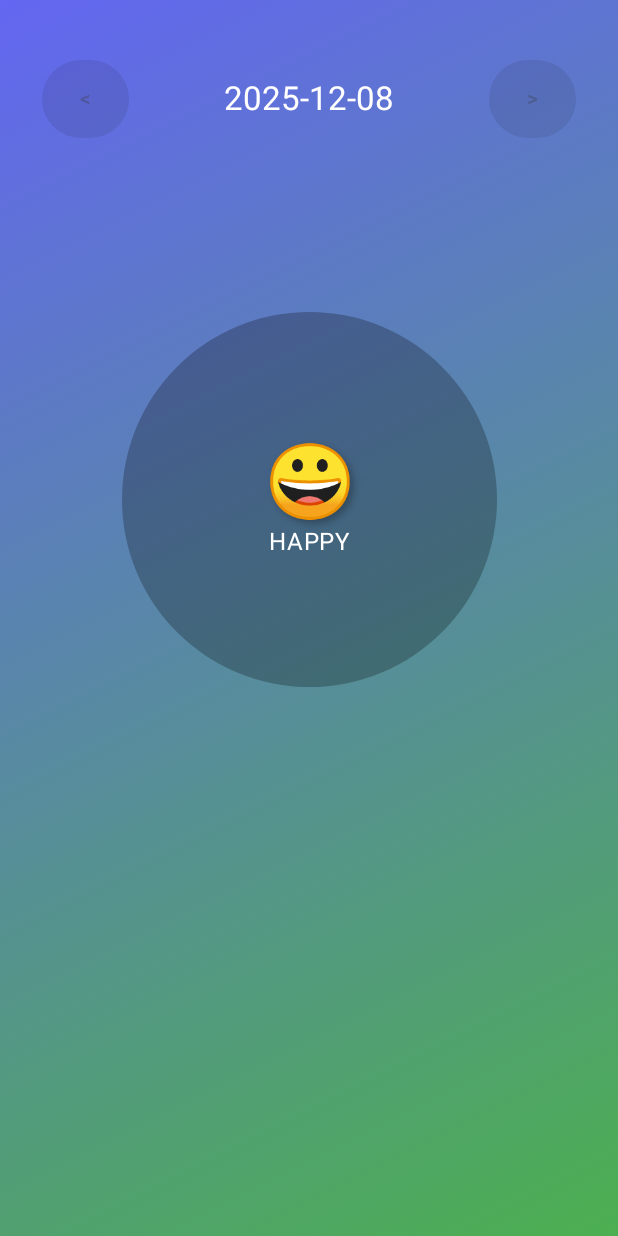
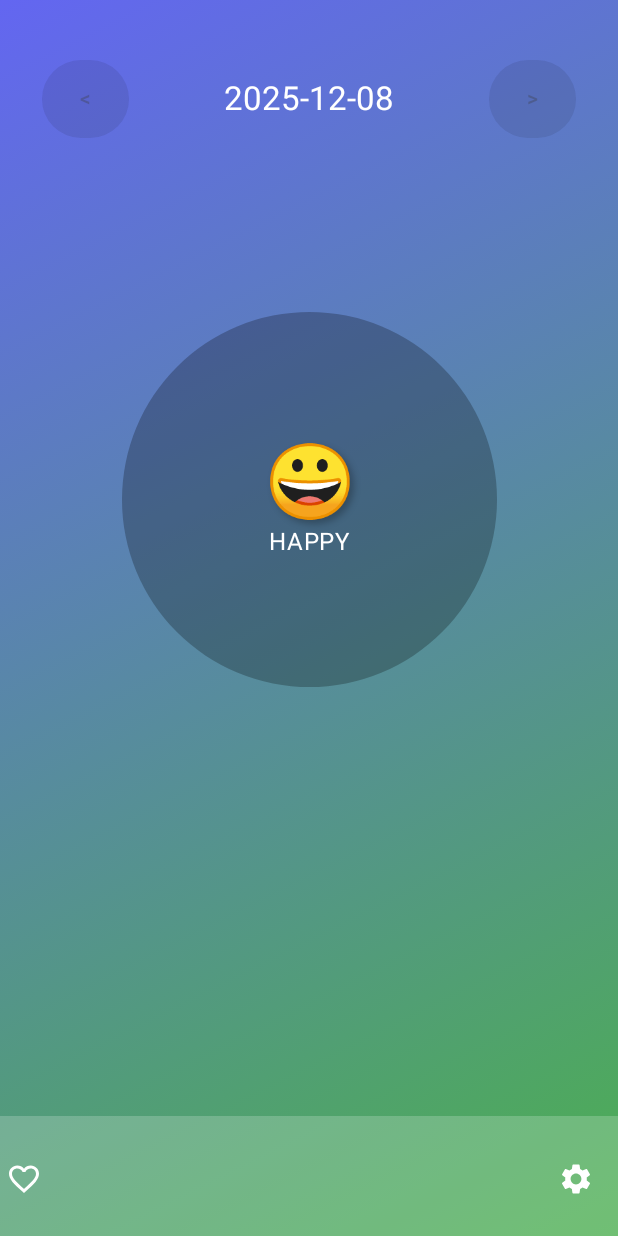
Before and after one commit to Sveticov/MyMoodV3, an Android app built with Jetpack Compose: the screen it shows after launch (MainActivity), after a tap on "Settings", on a phone screen of 412 x 824 dp. Run offline under Robolectric (Android 15) with nearby library versions, the phone set to English and light mode, and no system bars; our stand-ins replace Dagger/Hilt's generated code, Room's generated code; libraries missing offline, so code that uses them is left out: androidx.hilt.lifecycle; 2 statements that could not run were skipped.

```diff
--- a/app/build.gradle.kts
+++ b/app/build.gradle.kts
@@ -62,6 +62,8 @@ dependencies {
     implementation("androidx.work:work-runtime:2.11.0")
     //ViewModel
     implementation("androidx.lifecycle:lifecycle-viewmodel-compose:2.9.4")
+    //data store
+    implementation("androidx.datastore:datastore-preferences:1.2.0")
 
     implementation(libs.androidx.core.ktx)
     implementation(libs.androidx.lifecycle.runtime.ktx)
--- a/app/src/main/java/com/svetikov/mymood/MainActivity.kt
+++ b/app/src/main/java/com/svetikov/mymood/MainActivity.kt
@@ -35,7 +35,6 @@ import java.util.concurrent.TimeUnit
 
 @AndroidEntryPoint
 class MainActivity : ComponentActivity() {
-    private var dialogShow = false
 
 
     override fun onCreate(savedInstanceState: Bundle?) {
--- a/app/src/main/java/com/svetikov/mymood/notification/NotificationActionReceiver.kt
+++ b/app/src/main/java/com/svetikov/mymood/notification/NotificationActionReceiver.kt
@@ -26,9 +26,9 @@ interface ActionDaoEntryPoint {
 }
 
 @SuppressLint("RestrictedApi")
-//@AndroidEntryPoint
+
 class NotificationActionReceiver : BroadcastReceiver() {
-    //@Inject  lateinit var actionDao: ActionDao
+
 
     override fun onReceive(context: Context, intent: Intent?) {
         val action = intent?.action ?: return
--- a/app/src/main/java/com/svetikov/mymood/ui/pages/MoodEmojiScreen.kt
+++ b/app/src/main/java/com/svetikov/mymood/ui/pages/MoodEmojiScreen.kt
@@ -9,16 +9,31 @@ import androidx.compose.foundation.layout.Column
 import androidx.compose.foundation.layout.PaddingValues
 import androidx.compose.foundation.layout.Row
 import androidx.compose.foundation.layout.Spacer
+import androidx.compose.foundation.layout.WindowInsets
+import androidx.compose.foundation.layout.asPaddingValues
 import androidx.compose.foundation.layout.fillMaxSize
 import androidx.compose.foundation.layout.fillMaxWidth
+import androidx.compose.foundation.layout.height
+import androidx.compose.foundation.layout.navigationBars
 import androidx.compose.foundation.layout.padding
 import androidx.compose.foundation.layout.size
 import androidx.compose.foundation.lazy.grid.GridCells
 import androidx.compose.foundation.lazy.grid.LazyVerticalGrid
 import androidx.compose.foundation.lazy.grid.items
+import androidx.compose.material.icons.Icons
+import androidx.compose.material.icons.filled.FavoriteBorder
+import androidx.compose.material.icons.filled.Settings
+import androidx.compose.material3.BottomAppBar
 import androidx.compose.material3.Button
+import androidx.compose.material3.ExperimentalMaterial3Api
+import androidx.compose.material3.Icon
+import androidx.compose.material3.IconButton
 import androidx.compose.material3.MaterialTheme
+import androidx.compose.material3.ModalBottomSheet
+import androidx.compose.material3.Scaffold
+import androidx.compose.material3.Slider
 import androidx.compose.material3.Text
+import androidx.compose.material3.rememberModalBottomSheetState
 import androidx.compose.runtime.Composable
 import androidx.compose.runtime.collectAsState
 import androidx.compose.runtime.getValue
@@ -53,6 +68,7 @@ import java.time.format.DateTimeFormatter
 import kotlin.math.roundToInt
 
 
+@OptIn(ExperimentalMaterial3Api::class)
 @Composable
 fun ActionLogScreen(modifier: Modifier = Modifier, viewModel: ActionViewModel = hiltViewModel()) {
 
@@ -60,8 +76,26 @@ fun ActionLogScreen(modifier: Modifier = Modifier, viewModel: ActionViewModel =
     val emojiWin by viewModel.emojiWin.collectAsState()
     var descriptionEmoji by remember { mutableStateOf("") }
     val scope = rememberCoroutineScope()
-    var some by remember { mutableStateOf(0) }
+    var showBottomSheet by remember { mutableStateOf(false) }
+    val sheetState = rememberModalBottomSheetState()
 
+    //--------------------------------modalBottomSheet--------------------------
+    if (showBottomSheet) {
+        ModalBottomSheet(
+            onDismissRequest = { showBottomSheet = false },
+            sheetState = sheetState
+        ) {
+            NotificationSettingContent(
+                onClose = { showBottomSheet = false }
+            )
+        }
+    }
+
+    Scaffold(
+        bottomBar = {
+            BottomNavigation(onMenuClick = { showBottomSheet = true })
+        }
+    ) { paddingValues ->
         Column(
             modifier = Modifier
                 .fillMaxSize()
@@ -70,6 +104,7 @@ fun ActionLogScreen(modifier: Modifier = Modifier, viewModel: ActionViewModel =
                         listOf(Color(0xFF6366F1), Color(0xFF4CAF50))
                     )
                 )
+                .padding(paddingValues)
                 .padding(12.dp),
             horizontalAlignment = Alignment.CenterHorizontally,
             verticalArrangement = Arrangement.Center
@@ -123,6 +158,7 @@ fun ActionLogScreen(modifier: Modifier = Modifier, viewModel: ActionViewModel =
             }
 
 
+        }
     }
 }
 
@@ -253,3 +289,64 @@ fun DateNavigator(modifier: Modifier = Modifier, viewModel: ActionViewModel) {
     }
 
 }
+
+@Composable
+fun BottomNavigation(onMenuClick: () -> Unit) {
+
+    BottomAppBar(
+        containerColor = Color.White.copy(alpha = 0.2f),
+        windowInsets = WindowInsets.navigationBars,
+        actions = {
+            Icon(
+                imageVector = Icons.Filled.FavoriteBorder,
+                contentDescription = "Test",
+                tint = Color.White
+            )
+            Spacer(modifier = Modifier.weight(1f))
+            IconButton(onClick = onMenuClick) {
+                Icon(
+                    Icons.Filled.Settings,
+                    contentDescription = "Settings Message",
+                    tint = Color.White
+                )
+            }
+        }
+    )
+
+}
+
+@Composable
+fun NotificationSettingContent(modifier: Modifier = Modifier, onClose: () -> Unit) {
+
+    var sliderPositions by remember { mutableStateOf(1f) }
+    Column(
+        modifier = Modifier
+            .fillMaxWidth()
+            .padding(16.dp),
+        horizontalAlignment = Alignment.CenterHorizontally
+    ) {
+        Text(
+            "Settings time messages",
+            style = MaterialTheme.typography.headlineSmall,
+            modifier = Modifier.padding(bottom = 24.dp)
+        )
+        Spacer(modifier= Modifier.padding(vertical = 8.dp))
+
+        Slider(
+            value = sliderPositions,
+            onValueChange = {range->sliderPositions=range},
+            valueRange = 1f..5f,
+            steps = 3,
+            modifier = Modifier.fillMaxWidth().padding(horizontal = 8.dp)
+        )
+        Text(sliderPositions.toString()+"H", style = MaterialTheme.typography.headlineSmall)
+
+        Button(onClick = onClose) { Text("Close") }
+        Spacer(
+            modifier = Modifier.height(
+                WindowInsets.navigationBars.asPaddingValues()
+                    .calculateBottomPadding()
+            )
+        )
+    }
+}
--- a/app/src/main/java/com/svetikov/mymood/worker/NotificationWorker.kt
+++ b/app/src/main/java/com/svetikov/mymood/worker/NotificationWorker.kt
@@ -17,7 +17,7 @@ import com.svetikov.mymood.R
 import com.svetikov.mymood.notification.NotificationActionReceiver
 import dagger.assisted.Assisted
 import dagger.assisted.AssistedInject
-import kotlin.random.Random
+
 var ID_NOTIFICATION = 0
 class NotificationWorker @AssistedInject constructor(
     @Assisted appContext: Context,
@@ -32,7 +32,7 @@ class NotificationWorker @AssistedInject constructor(
 
     @SuppressLint("ResourceType")
     private fun showNotification() {
-        val notificationId = Random.nextInt()
+        val notificationId = 1001//Random.nextInt()
         ID_NOTIFICATION = notificationId
         val channelId = "TWO_HOUR_CHANNEL"
         //Pending Button A
--- a/gradle/libs.versions.toml
+++ b/gradle/libs.versions.toml
@@ -1,5 +1,5 @@
 [versions]
-agp = "8.11.2"
+agp = "8.13.1"
 kotlin = "2.0.21"
 coreKtx = "1.17.0"
 junit = "4.13.2"
```
Also changed, not shown: app/src/main/java/com/svetikov/mymood/datastore/SettingDataStoreManager.kt (added, +26 -0 lines). Lines whose indentation alone changed are shown as unchanged.
